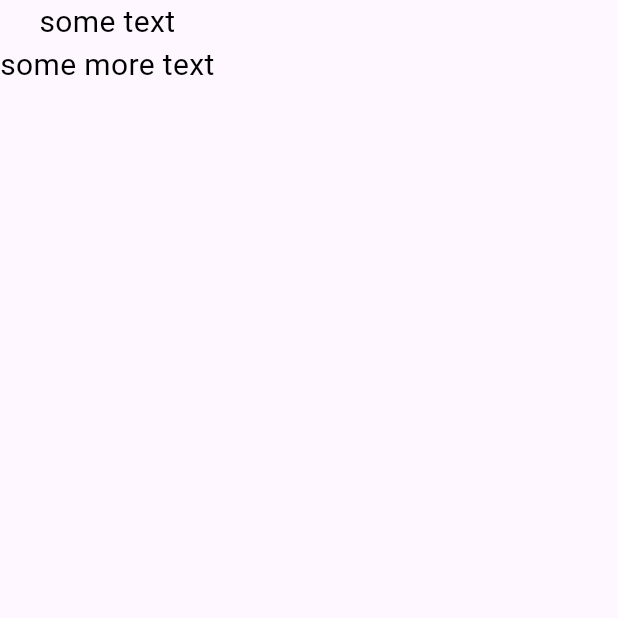
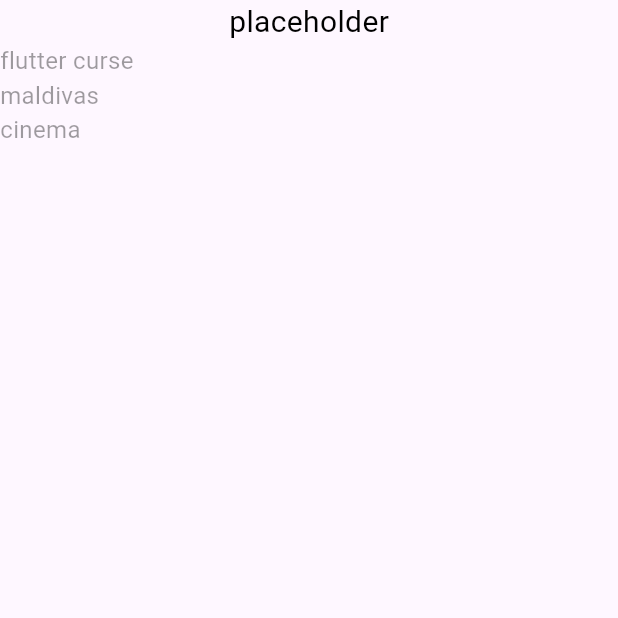
Before and after one commit to alejandroYanezPumpun/expense_tracker, a Flutter app: the ExpenseMainScreen screen opened directly, on a phone screen of 412 x 824 dp, the top half of it. Run offline on Flutter 3.47's test engine with Material 3 defaults, Android fonts, the phone set to English and light mode, and no system bars.

Commit message:
Expenses structure

```diff
--- /dev/null
+++ b/expense_tracker_app/lib/components/expenses_list.dart
@@ -0,0 +1,22 @@
+import 'package:expense_tracker_app/models/custom_text_display.dart';
+import 'package:expense_tracker_app/models/expense.dart';
+import 'package:flutter/material.dart';
+
+class ExpensesList extends StatelessWidget {
+  const ExpensesList({super.key, required this.expenses});
+
+  final List<Expense> expenses;
+
+  @override
+  Widget build(BuildContext context) {
+    return ListView.builder(
+      itemCount: expenses.length,
+      itemBuilder:
+          (ctx, index) => CustomTextDisplay(
+            text: expenses[index].title,
+            fontSize: 16,
+            color: Colors.black38,
+          ),
+    );
+  }
+}
--- a/expense_tracker_app/lib/main.dart
+++ b/expense_tracker_app/lib/main.dart
@@ -1,3 +1,4 @@
+import 'package:expense_tracker_app/screens/expense_main_screen.dart';
 import 'package:flutter/material.dart';
 
 void main() {
@@ -10,11 +11,7 @@ class MainApp extends StatelessWidget {
   @override
   Widget build(BuildContext context) {
     return const MaterialApp(
-      home: Scaffold(
-        body: Center(
-          child: Text('Hello World!'),
-        ),
-      ),
+      home: ExpenseMainScreen()
     );
   }
 }
--- /dev/null
+++ b/expense_tracker_app/lib/models/expense.dart
@@ -0,0 +1,24 @@
+import 'package:uuid/uuid.dart';
+
+const uuid = Uuid();
+
+enum Category {food,travle,leisure,work}
+
+class Expense {
+
+  Expense({
+    required this.title,
+    required this.amount,
+    required this.date,
+    required this.category
+  }): id = uuid.v4();
+
+  final String id;
+  final String title;
+  final double amount;
+  final DateTime date;
+  final Category category;
+
+
+
+}
--- a/expense_tracker_app/lib/screens/expense_main_screen.dart
+++ b/expense_tracker_app/lib/screens/expense_main_screen.dart
@@ -1,4 +1,6 @@
-import 'package:expense_tracker_app/components/custom_text_display.dart';
+import 'package:expense_tracker_app/components/expenses_list.dart';
+import 'package:expense_tracker_app/models/custom_text_display.dart';
+import 'package:expense_tracker_app/models/expense.dart';
 import 'package:flutter/material.dart';
 
 class ExpenseMainScreen extends StatefulWidget {
@@ -9,21 +11,26 @@ class ExpenseMainScreen extends StatefulWidget {
 }
 
 class _ExpenseMainScreenState extends State<ExpenseMainScreen> {
+
+  final List<Expense> _registeredExpenses = [
+
+    Expense(title: 'flutter curse', amount: 100, date: DateTime.now(), category: Category.work),
+    Expense(title: 'maldivas', amount: 4000, date: DateTime.now(), category: Category.travle),
+    Expense(title: 'cinema', amount: 20, date: DateTime.now(), category: Category.leisure)
+
+  ];
+
   @override
   Widget build(BuildContext context) {
     return Scaffold(
       body: Column(
         children: [
           CustomTextDisplay(
-            text: 'some text',
+            text: 'placeholder',
             fontSize: 20,
             color: Colors.black,
           ),
-          CustomTextDisplay(
-            text: 'some more text',
-            fontSize: 20,
-            color: Colors.black,
-          ),
+          Expanded(child: ExpensesList(expenses: _registeredExpenses))
         ],
       ),
     );
--- a/expense_tracker_app/pubspec.yaml
+++ b/expense_tracker_app/pubspec.yaml
@@ -9,6 +9,7 @@ environment:
 dependencies:
   flutter:
     sdk: flutter
+  uuid: ^4.5.1
 
 dev_dependencies:
   flutter_test:
```
Also changed, not shown: expense_tracker_app/lib/models/custom_images_display.dart (renamed from expense_tracker_app/lib/components/custom_images_display.dart), expense_tracker_app/lib/models/custom_text_display.dart (renamed from expense_tracker_app/lib/components/custom_text_display.dart), expense_tracker_app/pubspec.lock.
